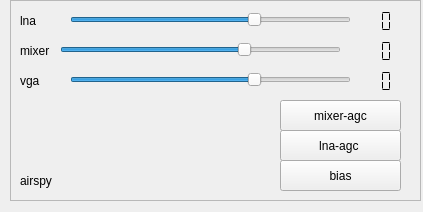
The window that src/input/airspy/airspy-widget.ui (AlbrechtL/welle.io) describes before a commit, drawn with Qt 5.
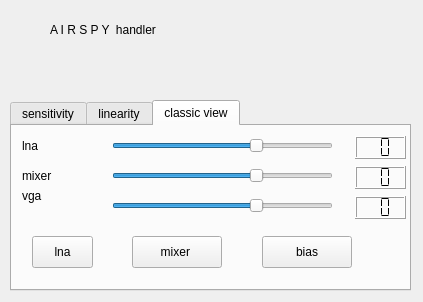
The same window after the commit.

Commit message: changes to gui_3 and extension of widget for the airspy

```diff
--- a/src/input/airspy/airspy-widget.ui
+++ b/src/input/airspy/airspy-widget.ui
@@ -7,47 +7,118 @@
     <x>0</x>
     <y>0</y>
     <width>423</width>
-    <height>212</height>
+    <height>302</height>
    </rect>
   </property>
   <property name="windowTitle">
    <string>airspy</string>
   </property>
-  <widget class="QFrame" name="contents">
+  <widget class="QTabWidget" name="tabWidget">
    <property name="geometry">
     <rect>
      <x>10</x>
-     <y>0</y>
-     <width>411</width>
-     <height>201</height>
+     <y>100</y>
+     <width>401</width>
+     <height>191</height>
+    </rect>
+   </property>
+   <property name="currentIndex">
+    <number>2</number>
+   </property>
+   <widget class="QWidget" name="tab_1">
+    <attribute name="title">
+     <string>sensitivity</string>
+    </attribute>
+    <widget class="QSlider" name="sensitivitySlider">
+     <property name="geometry">
+      <rect>
+       <x>20</x>
+       <y>10</y>
+       <width>321</width>
+       <height>20</height>
+      </rect>
+     </property>
+     <property name="maximum">
+      <number>15</number>
+     </property>
+     <property name="value">
+      <number>10</number>
+     </property>
+     <property name="orientation">
+      <enum>Qt::Horizontal</enum>
+     </property>
+    </widget>
+    <widget class="QLCDNumber" name="sensitivityDisplay">
+     <property name="geometry">
+      <rect>
+       <x>340</x>
+       <y>10</y>
+       <width>41</width>
+       <height>23</height>
     </rect>
    </property>
    <property name="frameShape">
-    <enum>QFrame::StyledPanel</enum>
-   </property>
-   <property name="frameShadow">
-    <enum>QFrame::Raised</enum>
-   </property>
-   <widget class="QLabel" name="label">
+      <enum>QFrame::NoFrame</enum>
+     </property>
+     <property name="digitCount">
+      <number>2</number>
+     </property>
+     <property name="segmentStyle">
+      <enum>QLCDNumber::Flat</enum>
+     </property>
+    </widget>
+   </widget>
+   <widget class="QWidget" name="tab_2">
+    <attribute name="title">
+     <string>linearity</string>
+    </attribute>
+    <widget class="QSlider" name="linearitySlider">
     <property name="geometry">
      <rect>
-      <x>10</x>
-      <y>170</y>
-      <width>101</width>
-      <height>21</height>
-     </rect>
-    </property>
-    <property name="text">
-     <string>airspy</string>
-    </property>
-   </widget>
+       <x>20</x>
+       <y>20</y>
+       <width>301</width>
+       <height>20</height>
+      </rect>
+     </property>
+     <property name="maximum">
+      <number>15</number>
+     </property>
+     <property name="value">
+      <number>10</number>
+     </property>
+     <property name="orientation">
+      <enum>Qt::Horizontal</enum>
+     </property>
+    </widget>
+    <widget class="QLCDNumber" name="linearityDisplay">
+     <property name="geometry">
+      <rect>
+       <x>330</x>
+       <y>20</y>
+       <width>64</width>
+       <height>23</height>
+      </rect>
+     </property>
+     <property name="digitCount">
+      <number>2</number>
+     </property>
+     <property name="segmentStyle">
+      <enum>QLCDNumber::Flat</enum>
+     </property>
+    </widget>
+   </widget>
+   <widget class="QWidget" name="tab_3">
+    <attribute name="title">
+     <string>classic view</string>
+    </attribute>
    <widget class="QSlider" name="lnaSlider">
     <property name="geometry">
      <rect>
-      <x>60</x>
+       <x>100</x>
       <y>10</y>
-      <width>281</width>
-      <height>19</height>
+       <width>221</width>
+       <height>20</height>
      </rect>
     </property>
     <property name="maximum">
@@ -60,25 +131,41 @@
      <enum>Qt::Horizontal</enum>
     </property>
    </widget>
-   <widget class="QLabel" name="label_2">
+    <widget class="QLabel" name="label">
     <property name="geometry">
      <rect>
       <x>10</x>
       <y>10</y>
-      <width>65</width>
-      <height>21</height>
+       <width>66</width>
+       <height>20</height>
      </rect>
     </property>
     <property name="text">
      <string>lna</string>
     </property>
    </widget>
+    <widget class="QLCDNumber" name="lnaDisplay">
+     <property name="geometry">
+      <rect>
+       <x>343</x>
+       <y>10</y>
+       <width>51</width>
+       <height>23</height>
+      </rect>
+     </property>
+     <property name="digitCount">
+      <number>2</number>
+     </property>
+     <property name="segmentStyle">
+      <enum>QLCDNumber::Flat</enum>
+     </property>
+    </widget>
    <widget class="QSlider" name="mixerSlider">
     <property name="geometry">
      <rect>
-      <x>50</x>
+       <x>100</x>
       <y>40</y>
-      <width>281</width>
+       <width>221</width>
       <height>20</height>
      </rect>
     </property>
@@ -92,39 +179,42 @@
      <enum>Qt::Horizontal</enum>
     </property>
    </widget>
-   <widget class="QLabel" name="label_3">
+    <widget class="QLCDNumber" name="mixerDisplay">
+     <property name="geometry">
+      <rect>
+       <x>343</x>
+       <y>40</y>
+       <width>51</width>
+       <height>23</height>
+      </rect>
+     </property>
+     <property name="digitCount">
+      <number>2</number>
+     </property>
+     <property name="segmentStyle">
+      <enum>QLCDNumber::Flat</enum>
+     </property>
+    </widget>
+    <widget class="QLabel" name="label_2">
     <property name="geometry">
      <rect>
       <x>10</x>
       <y>40</y>
-      <width>65</width>
-      <height>21</height>
+       <width>66</width>
+       <height>20</height>
      </rect>
     </property>
     <property name="text">
      <string>mixer</string>
     </property>
    </widget>
-   <widget class="QPushButton" name="lnaButton">
-    <property name="geometry">
-     <rect>
-      <x>270</x>
-      <y>130</y>
-      <width>121</width>
-      <height>31</height>
-     </rect>
-    </property>
-    <property name="text">
-     <string>lna-agc </string>
-    </property>
-   </widget>
    <widget class="QSlider" name="vgaSlider">
     <property name="geometry">
      <rect>
-      <x>60</x>
+       <x>100</x>
       <y>70</y>
-      <width>281</width>
-      <height>19</height>
+       <width>221</width>
+       <height>20</height>
      </rect>
     </property>
     <property name="maximum">
@@ -137,37 +227,81 @@
      <enum>Qt::Horizontal</enum>
     </property>
    </widget>
-   <widget class="QLabel" name="label_4">
+    <widget class="QLabel" name="label_3">
     <property name="geometry">
      <rect>
       <x>10</x>
-      <y>70</y>
-      <width>65</width>
-      <height>21</height>
+       <y>60</y>
+       <width>66</width>
+       <height>20</height>
      </rect>
     </property>
     <property name="text">
      <string>vga</string>
     </property>
    </widget>
+    <widget class="QLCDNumber" name="vgaDisplay">
+     <property name="geometry">
+      <rect>
+       <x>343</x>
+       <y>70</y>
+       <width>51</width>
+       <height>23</height>
+      </rect>
+     </property>
+     <property name="digitCount">
+      <number>2</number>
+     </property>
+     <property name="segmentStyle">
+      <enum>QLCDNumber::Flat</enum>
+     </property>
+    </widget>
+    <widget class="QPushButton" name="lnaButton">
+     <property name="geometry">
+      <rect>
+       <x>20</x>
+       <y>110</y>
+       <width>61</width>
+       <height>32</height>
+      </rect>
+     </property>
+     <property name="text">
+      <string>lna</string>
+     </property>
+    </widget>
    <widget class="QPushButton" name="mixerButton">
     <property name="geometry">
      <rect>
-      <x>270</x>
-      <y>100</y>
-      <width>121</width>
-      <height>31</height>
+       <x>120</x>
+       <y>110</y>
+       <width>90</width>
+       <height>32</height>
      </rect>
     </property>
     <property name="text">
-     <string>mixer-agc</string>
-    </property>
+      <string>mixer </string>
+     </property>
+    </widget>
+    <widget class="QPushButton" name="biasButton">
+     <property name="geometry">
+      <rect>
+       <x>250</x>
+       <y>110</y>
+       <width>90</width>
+       <height>32</height>
+      </rect>
+     </property>
+     <property name="text">
+      <string>bias</string>
+     </property>
+    </widget>
+   </widget>
    </widget>
    <widget class="QLabel" name="displaySerial">
     <property name="geometry">
      <rect>
-      <x>20</x>
-      <y>150</y>
+     <x>100</x>
+     <y>60</y>
       <width>241</width>
       <height>21</height>
      </rect>
@@ -176,76 +310,18 @@
      <string/>
     </property>
    </widget>
-   <widget class="QPushButton" name="biasButton">
+  <widget class="QLabel" name="label_4">
     <property name="geometry">
      <rect>
-      <x>270</x>
-      <y>160</y>
-      <width>121</width>
-      <height>31</height>
+     <x>50</x>
+     <y>20</y>
+     <width>211</width>
+     <height>20</height>
      </rect>
     </property>
     <property name="text">
-     <string>bias</string>
-    </property>
-   </widget>
-   <widget class="QLCDNumber" name="lnaDisplay">
-    <property name="geometry">
-     <rect>
-      <x>340</x>
-      <y>10</y>
-      <width>64</width>
-      <height>23</height>
-     </rect>
-    </property>
-    <property name="frameShape">
-     <enum>QFrame::NoFrame</enum>
-    </property>
-    <property name="digitCount">
-     <number>2</number>
-    </property>
-    <property name="segmentStyle">
-     <enum>QLCDNumber::Flat</enum>
-    </property>
-   </widget>
-   <widget class="QLCDNumber" name="mixerDisplay">
-    <property name="geometry">
-     <rect>
-      <x>340</x>
-      <y>40</y>
-      <width>64</width>
-      <height>23</height>
-     </rect>
-    </property>
-    <property name="frameShape">
-     <enum>QFrame::NoFrame</enum>
-    </property>
-    <property name="digitCount">
-     <number>2</number>
-    </property>
-    <property name="segmentStyle">
-     <enum>QLCDNumber::Flat</enum>
-    </property>
-   </widget>
-   <widget class="QLCDNumber" name="vgaDisplay">
-    <property name="geometry">
-     <rect>
-      <x>340</x>
-      <y>70</y>
-      <width>64</width>
-      <height>23</height>
-     </rect>
-    </property>
-    <property name="frameShape">
-     <enum>QFrame::NoFrame</enum>
-    </property>
-    <property name="digitCount">
-     <number>2</number>
-    </property>
-    <property name="segmentStyle">
-     <enum>QLCDNumber::Flat</enum>
-    </property>
-   </widget>
+    <string>A I R S P Y  handler</string>
+   </property>
   </widget>
  </widget>
  <resources/>
```
Lines whose indentation alone changed are shown as unchanged. The commit also changes 22 other files.
